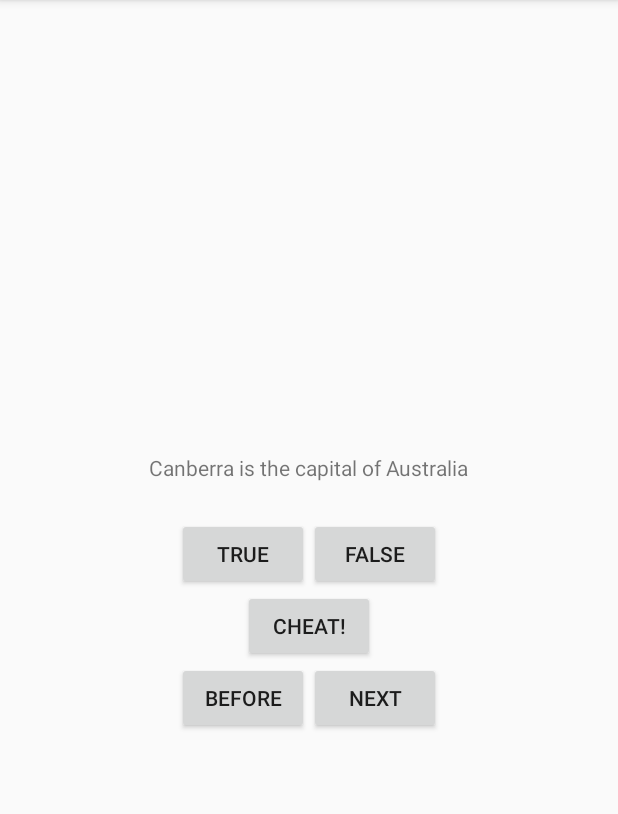
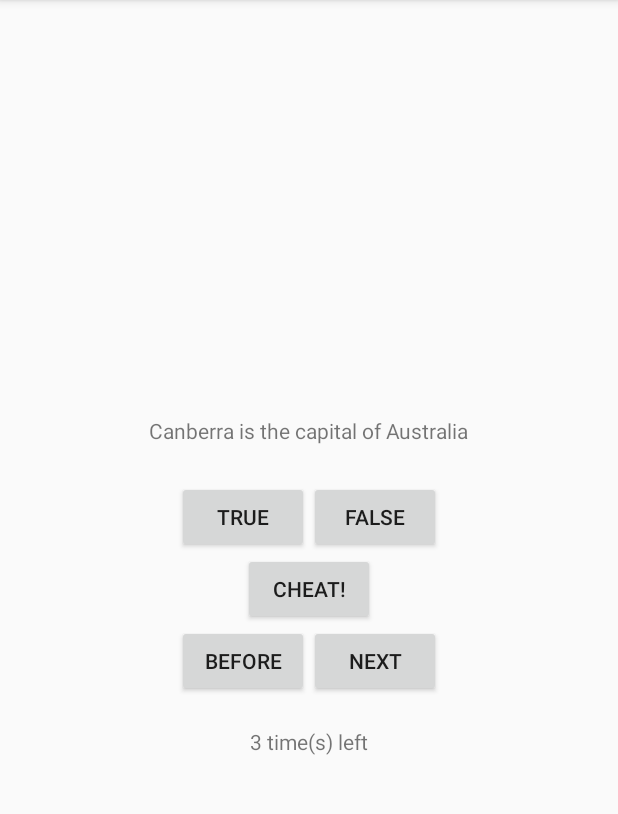
Before and after one commit to Frankie97Liu/GeoQuiz, an Android app: the screen it shows after launch (MainActivity), on a phone screen of 412 x 824 dp, the part 84-898 px from its top. Run offline under Robolectric (Android 15) with nearby library versions, the phone set to English and light mode, and no system bars.

Commit message:
限制作弊次数

```diff
--- a/app/src/main/java/com/example/geoquiz/MainActivity.java
+++ b/app/src/main/java/com/example/geoquiz/MainActivity.java
@@ -5,6 +5,7 @@ import androidx.appcompat.app.AppCompatActivity;
 
 import android.content.Intent;
 import android.os.Bundle;
+import android.util.Log;
 import android.view.Gravity;
 import android.view.View;
 import android.widget.Button;
@@ -12,6 +13,9 @@ import android.widget.TextView;
 import android.widget.Toast;
 
 public class MainActivity extends AppCompatActivity implements View.OnClickListener {
+
+    public static final String EXTRA_ANSWER_IS_TRUE = "com.example.geoquiz.answer_is_true";
+    public static final String EXTRA_CHEAT_CHANCE = "com.example.geoquiz.cheat_chance";
 
     private Button mTrueButton;
     private Button mFalseButton;
@@ -34,6 +38,8 @@ public class MainActivity extends AppCompatActivity implements View.OnClickListe
 
     private TextView mQuestionText;
 
+    private TextView mCheatChanceText;
+
     //定义key值
     private static final String KEY_INDEX = "index";
     private static final String KEY_ANSWER = "answer";
@@ -42,6 +48,9 @@ public class MainActivity extends AppCompatActivity implements View.OnClickListe
 
     //requestCode
     private static final int REQUEST_CODE_CHEAT = 0;
+
+    //记录作弊次数
+    private static int mCheatChance = 3;
 
     //正确答题数目
     private double mCorrectAnswer = 0;
@@ -85,8 +94,22 @@ public class MainActivity extends AppCompatActivity implements View.OnClickListe
         mCheatButton = findViewById(R.id.cheat_button);
         mCheatButton.setOnClickListener(this);
 
+        mCheatChanceText = findViewById(R.id.cheat_chance_text);
+
         //显示当前界面
         updateQuestion();
+    }
+
+    @Override
+    protected void onStart() {
+        super.onStart();
+        //没有作弊机会了
+        if (mCheatChance == 0){
+            mCheatButton.setEnabled(false);
+            mCheatChanceText.setText("no chances"+" times left");
+        }else{
+            mCheatChanceText.setText(mCheatChance+" time(s) left");
+        }
     }
 
     @Override
@@ -115,7 +138,11 @@ public class MainActivity extends AppCompatActivity implements View.OnClickListe
             case R.id.cheat_button:
                 //start CheatActivity
                 boolean answerIsTrue = mQuestions[mCurrentIndex].isAnswerTrue();//传递extra
-                Intent intent = CheatActivity.newIntent(MainActivity.this,answerIsTrue);
+                Intent intent = new Intent(MainActivity.this,CheatActivity.class);
+                //传入数据，答案是否是true
+                intent.putExtra(EXTRA_ANSWER_IS_TRUE,answerIsTrue);
+                //传入数据，cheat剩余次数
+                intent.putExtra(EXTRA_CHEAT_CHANCE,mCheatChance);
                 //startActivity(intent);
                 //从子Activity返回结果
                 startActivityForResult(intent,REQUEST_CODE_CHEAT);
@@ -131,6 +158,8 @@ public class MainActivity extends AppCompatActivity implements View.OnClickListe
             case REQUEST_CODE_CHEAT:
                 if (resultCode == RESULT_OK){
                     mIsCheater[mCurrentIndex] = CheatActivity.wasAnswerShown(data);
+                    mCheatChance = data.getIntExtra(EXTRA_CHEAT_CHANCE,0);
+                    Log.d("Cheat", "mCheatChance "+mCheatChance);
                 }
                 break;
                 default:
--- a/app/src/main/res/layout/activity_main.xml
+++ b/app/src/main/res/layout/activity_main.xml
@@ -52,7 +52,13 @@
             android:layout_width="wrap_content"
             android:layout_height="wrap_content"
             android:text="@string/next_button"/>
-
     </LinearLayout>
+    <TextView
+        android:id="@+id/cheat_chance_text"
+        android:layout_width="wrap_content"
+        android:layout_height="wrap_content"
+        android:layout_marginTop="10dp"
+        android:padding="10dp">
+    </TextView>
 
 </LinearLayout>
```
Also changed, not shown: app/src/main/java/com/example/geoquiz/CheatActivity.java (+19 -4 lines).
